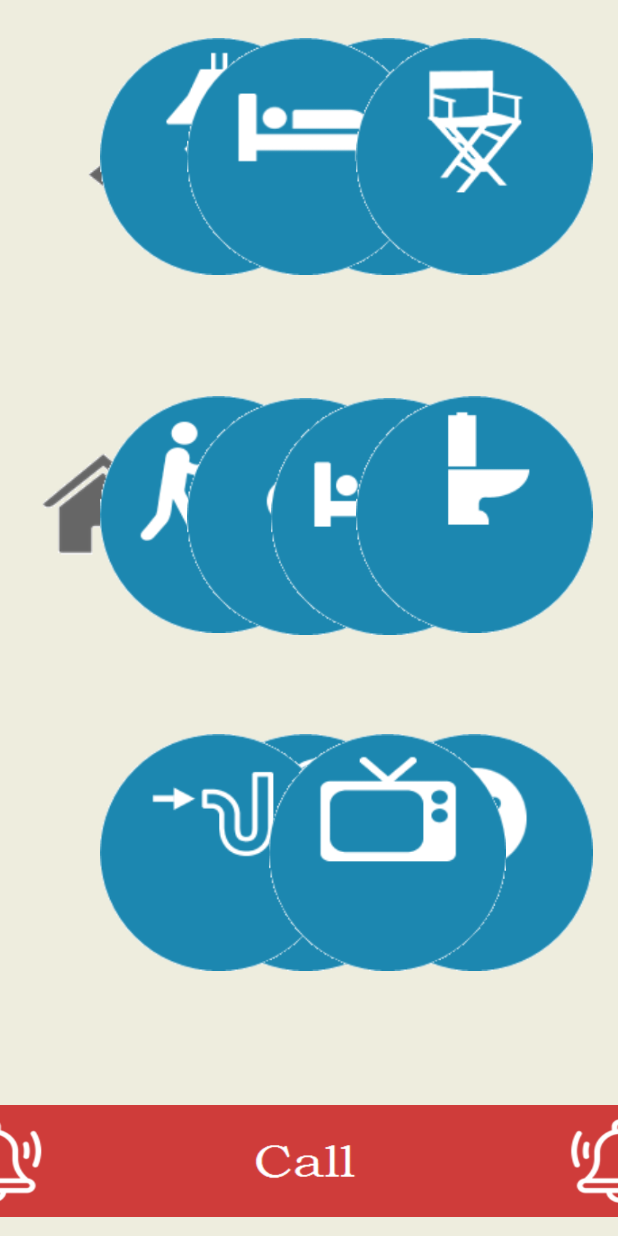
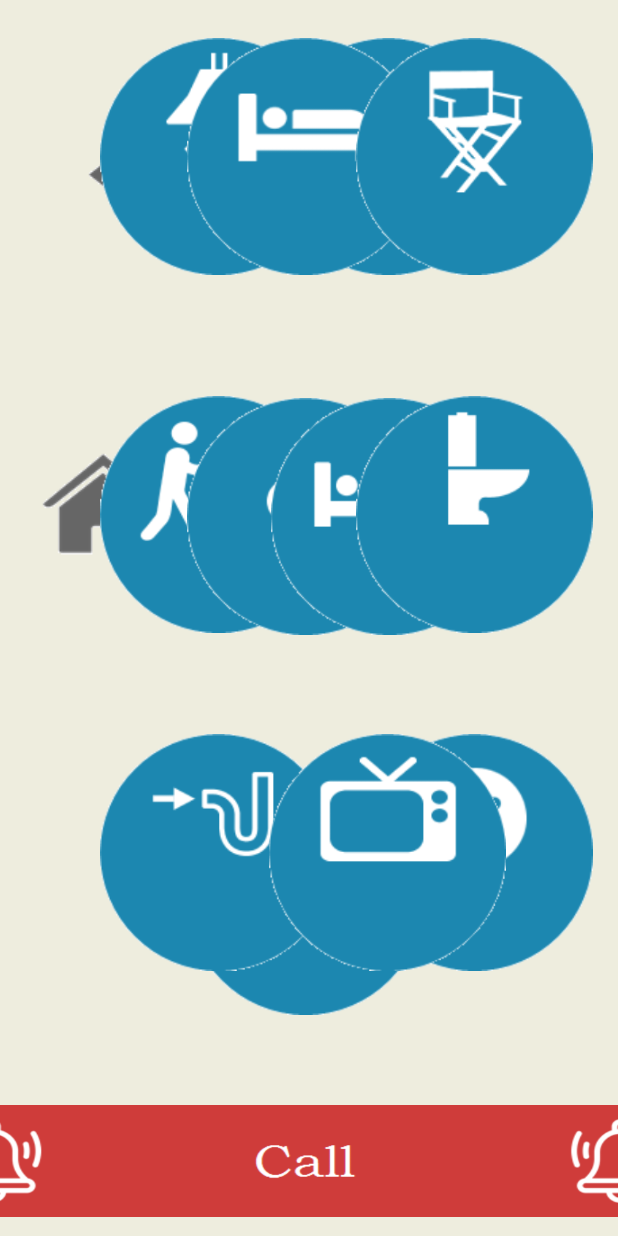
Before and after one commit to vonScholten/CoCoX, an Android app: the ActActivity screen opened directly, with no data from a screen before it, on a phone screen of 412 x 824 dp. Run offline under Robolectric (Android 15) with nearby library versions, the phone set to English and light mode, and no system bars.

Commit message:
Rettede fejl i Aktivity

```diff
--- a/app/src/main/AndroidManifest.xml
+++ b/app/src/main/AndroidManifest.xml
@@ -18,9 +18,9 @@
         <activity android:name=".DialogueActivity" />
         <activity android:name=".ActActivity" />
         <activity android:name=".MoodActivity" />
-        <activity android:name=".AnswerActivity"></activity>
-        <activity android:name=".questionsActivity"></activity>
-        <activity android:name=".settingsActivity"></activity>
+        <activity android:name=".AnswerActivity"/>
+        <activity android:name=".questionsActivity"/>
+        <activity android:name=".settingsActivity"/>
     </application>
 
 </manifest>
--- a/app/src/main/java/gr04/cocox/DialogueActivity.java
+++ b/app/src/main/java/gr04/cocox/DialogueActivity.java
@@ -56,7 +56,7 @@ public class DialogueActivity extends AppCompatActivity implements View.OnClickL
                 break;
             case R.id.moodButton: startActivity(new Intent(this, MoodActivity.class));
                 break;
-            case R.id.questionButton: startActivity(new Intent(this, MainActivity.class));
+            case R.id.questionButton: startActivity(new Intent(this, questionsActivity.class));
                 break;
             case R.id.activitiesButton: startActivity(new Intent(this, ActActivity.class));
                 break;
--- a/app/src/main/res/layout/activity_act.xml
+++ b/app/src/main/res/layout/activity_act.xml
@@ -10,7 +10,7 @@
     tools:layout_editor_absoluteY="89dp">
 
     <ImageButton
-        android:id="@+id/imageButton20"
+        android:id="@+id/retur"
         android:layout_width="110dp"
         android:layout_height="98dp"
         android:layout_marginBottom="8dp"
@@ -92,7 +92,7 @@
         android:layout_marginBottom="8dp"
         android:layout_marginEnd="8dp"
         android:layout_marginStart="8dp"
-        android:layout_marginTop="8dp"
+        android:layout_marginTop="124dp"
         android:background="@android:color/transparent"
         android:scaleType="fitCenter"
         android:scaleX="0.90"
```
